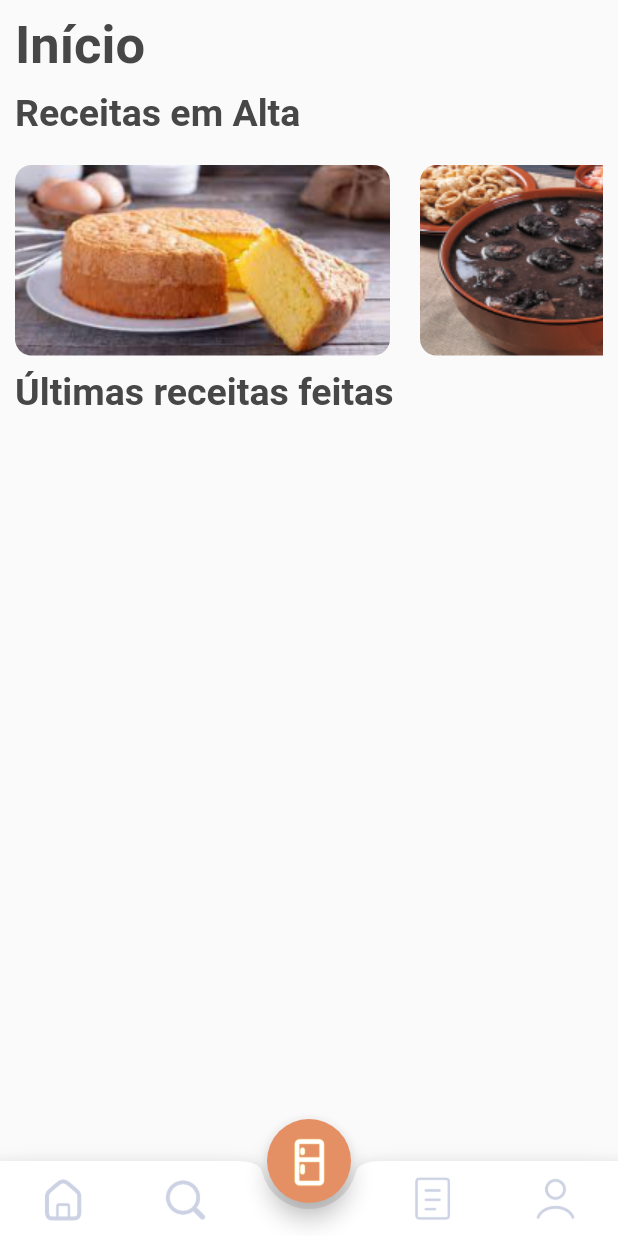
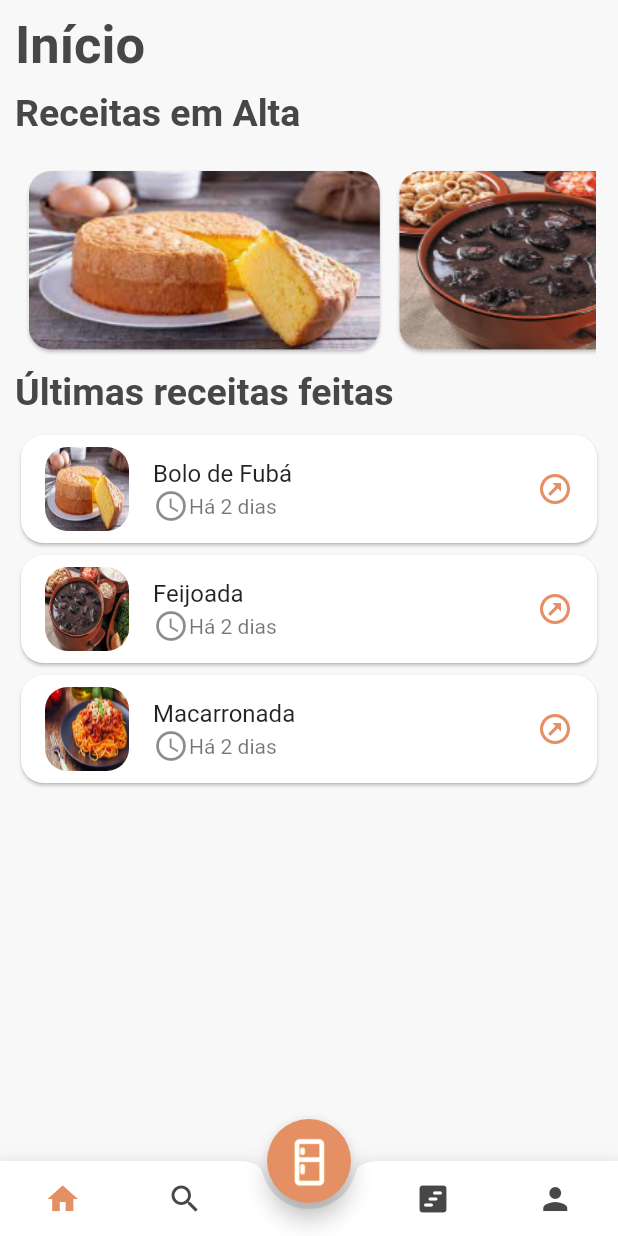
Before and after one commit to igorcasro/flutter_project, a Flutter app: the screen it shows after launch, on a phone screen of 412 x 824 dp. Run offline on Flutter 3.47's test engine with Material 2 defaults, Android fonts, the phone set to English and light mode, and no system bars.

Commit message:
Tela de Inicio e de Receitas feita!

```diff
--- a/app_receitas/lib/main.dart
+++ b/app_receitas/lib/main.dart
@@ -2,7 +2,7 @@
 import 'package:flutter/cupertino.dart';
 
 void main() {
-  debugInvertOversizedImages = true;
+  debugInvertOversizedImages = false;
 
   runApp(const MeuAplicativo());
 }
--- /dev/null
+++ b/app_receitas/lib/models/ingredienteReceita.dart
@@ -0,0 +1,13 @@
+import 'package:app_receitas/models/ingredientes.dart';
+
+class IngredienteReceita{
+  Ingrediente ingrediente;
+  double quantidade;
+  String uMedida;
+
+  IngredienteReceita({
+    required this.ingrediente,
+    required this.quantidade,
+    required this.uMedida
+  });
+}
--- /dev/null
+++ b/app_receitas/lib/models/ingredientes.dart
@@ -0,0 +1,10 @@
+import 'package:flutter/cupertino.dart';
+
+class Ingrediente{
+  String nome;
+
+Ingrediente({
+  required this.nome,
+});
+
+}
--- /dev/null
+++ b/app_receitas/lib/models/modoPreparoReceita.dart
@@ -0,0 +1,7 @@
+class ModoPreparoReceita{
+  List<String> passosPreparo;
+
+  ModoPreparoReceita({
+    required this.passosPreparo
+  });
+}
--- a/app_receitas/lib/models/receitas.dart
+++ b/app_receitas/lib/models/receitas.dart
@@ -1,6 +1,10 @@
+import 'package:app_receitas/models/ingredienteReceita.dart';
+import 'package:app_receitas/models/modoPreparoReceita.dart';
+
 class Receita{
   String nome;
-  String modoDePreparo;
+  ModoPreparoReceita modoDePreparo;
+  List<IngredienteReceita> ingredientes;
   String tempoDePreparo;
   String foto;
   String data;
@@ -10,6 +14,7 @@
     required this.modoDePreparo,
     required this.tempoDePreparo,
     required this.foto,
-    required this.data
+    required this.data,
+    required this.ingredientes,
   });
 }
--- a/app_receitas/lib/pages/home_page.dart
+++ b/app_receitas/lib/pages/home_page.dart
@@ -1,3 +1,5 @@
+import 'package:app_receitas/models/receitas.dart';
+import 'package:app_receitas/pages/receitas_page.dart';
 import 'package:app_receitas/repositorie/receitasRepositorie.dart';
 import 'package:flutter/foundation.dart';
 import 'package:flutter/material.dart';
@@ -11,6 +13,16 @@
 }
 
 class _HomePageState extends State<HomePage> {
+
+  mostrarDetalhes(Receita receita){
+    Navigator.push(
+      context,
+      MaterialPageRoute(
+        builder: (_) => ReceitasPage(receita: receita)
+      )
+    );
+  }
+
   Widget _text(text, double tamanho) {
     // ignore: non_constant_identifier_names
     return Container(
@@ -37,46 +49,67 @@
 
     return Container(
         height: 127,
-        margin: const EdgeInsets.only(top: 20.0, left: 10.0, right: 10.0),
+        margin: const EdgeInsets.only(top: 20.0, left: 15.0, right: 15.0),
         child: ListView.separated(
             scrollDirection: Axis.horizontal,
             itemBuilder: (BuildContext contexto, int receita) {
-              return Container(
-                  width: 250,
-                  child: Column(
-                    children: [
-                      ClipRRect(
-                          borderRadius:
-                              const BorderRadius.all(Radius.circular(11)),
-                          child: Image.asset(
-                            receitas[receita].foto,
-                            cacheWidth: 250,
-                            cacheHeight: 127,
-                          ))
-                    ],
-                  ));
+                return GestureDetector(
+                    onTap: () => mostrarDetalhes(receitas[receita]),
+                    child:Card(
+                    shape: RoundedRectangleBorder(borderRadius: BorderRadius.circular(15)),
+                    child: ClipRRect(
+                      // ignore: sort_child_properties_last
+                      child: Image.asset(
+                        receitas[receita].foto,
+                        cacheWidth: 250,
+                        cacheHeight: 127,),
+                      borderRadius: BorderRadius.circular(15),),
+                ));
             },
-            separatorBuilder: (context, _) => const SizedBox(width: 20),
-            itemCount: receitas.length));
+            separatorBuilder: (context, _) => const SizedBox(width: 5),
+            itemCount: receitas.length,
+            ));
   }
 
-  // Widget _receitasRecentes() {
-  //   final receitas = ReceitaRepositorie.listaReceitas;
-
-  //   return
-  //   Expanded(
-  //     flex: 10,
-  //     child: Container(
-  //         child: ListView.separated(
-  //             shrinkWrap: true,
-  //             scrollDirection: Axis.vertical,
-  //             itemBuilder: (BuildContext contexto, int receita) {
-
-  //             },
-  //             separatorBuilder: (context, _) => const SizedBox(width: 20),
-  //             itemCount: receitas.length))
-  //     );
-  // }
+  Widget _receitasRecentes() {
+    final receitas = ReceitaRepositorie.listaReceitas;
+    return
+      Container(
+          margin: const EdgeInsets.only(top: 10.0, left: 10.0, right: 10.0),
+          child: ListView.separated(
+              shrinkWrap: true,
+              scrollDirection: Axis.vertical,
+              itemBuilder: (BuildContext contexto, int receita) {
+                  return Card(
+                     shape: RoundedRectangleBorder(
+                            borderRadius: BorderRadius.circular(15.0),
+                          ),
+                    child: ListTile(
+                    leading: Container(
+                      child: ClipRRect(
+                        borderRadius: const BorderRadius.all(Radius.circular(15)) ,
+                        child: Image.asset(receitas[receita].foto,cacheHeight: 100, cacheWidth: 100,),
+                      ),
+                    ),
+                    title: Text(receitas[receita].nome),
+                    subtitle: Row(
+                      // ignore: prefer_const_literals_to_create_immutables
+                      children: [
+                        const Icon(Icons.access_time_sharp),
+                        Text("Há 2 dias"),
+                      ],
+                    ),
+                    trailing: const Icon(Icons.outbond_outlined,color: Color(0xffE58F65)),
+                    onTap: () => mostrarDetalhes(receitas[receita])
+                    ,
+                  ),
+                );
+              },
+              separatorBuilder: (context, _) => const SizedBox(width: 20),
+              itemCount: 3,
+            )
+        );
+  }
 
   Widget _bottomBar(){
     return  BottomAppBar(
@@ -89,11 +122,11 @@
                 mainAxisSize: MainAxisSize.min,
                 mainAxisAlignment: MainAxisAlignment.spaceAround,
                 children: [
-                  IconButton(onPressed: (){}, icon: Image.asset('assets/images/icons/home.png')),
-                  IconButton(onPressed: (){}, icon: Image.asset('assets/images/icons/search.png')),
+                  IconButton(onPressed: (){}, icon: Icon(Icons.home_sharp, color: Color(0xffE58F65))),
+                  IconButton(onPressed: (){}, icon: Icon(Icons.search_sharp,color: Color(0xFF474747))),
                   SizedBox(width: 50,),
-                  IconButton(onPressed: (){}, icon: Image.asset('assets/images/icons/list.png')),
-                  IconButton(onPressed: (){}, icon: Image.asset('assets/images/icons/person.png')),
+                  IconButton(onPressed: (){}, icon: Icon(Icons.view_timeline_rounded,color: Color(0xFF474747))),
+                  IconButton(onPressed: (){}, icon: Icon(Icons.person,color: Color(0xFF474747))),
                 ],
               ),),
 
@@ -112,18 +145,20 @@
   @override
   Widget build(BuildContext context) {
     return Scaffold(
-        body: ListView(
+        backgroundColor: const Color(0xffF8F8F8),
+        body:  ListView(
           children: <Widget>[
             _text("Início", 35.0),
             _text("Receitas em Alta", 25.0),
             _receitasEmAlta(),
             _text("Últimas receitas feitas", 25.0),
+            _receitasRecentes(),
           ],
         ),
-        extendBody: true,
         floatingActionButtonLocation: FloatingActionButtonLocation.centerDocked,
         floatingActionButton: _centerBottomBar(),
         bottomNavigationBar: _bottomBar(),
+
 
     );
 
--- a/app_receitas/lib/repositorie/receitasRepositorie.dart
+++ b/app_receitas/lib/repositorie/receitasRepositorie.dart
@@ -1,55 +1,163 @@
 // ignore_for_file: file_names
 
+import 'package:app_receitas/models/ingredienteReceita.dart';
+import 'package:app_receitas/models/ingredientes.dart';
+import 'package:app_receitas/models/modoPreparoReceita.dart';
 import 'package:app_receitas/models/receitas.dart';
 
 class ReceitaRepositorie{
   static List<Receita> listaReceitas = [
-    Receita(nome:"Bolo",
-      modoDePreparo:"Assado",
+    Receita(nome:"Bolo de Fubá",
+      modoDePreparo: ModoPreparoReceita(
+        passosPreparo: ['1. Bata todos os ingredientes no liquidificador',
+        '2. Coloque em uma forma untada e enfarinhada.',
+        '3. Leve ao forno preaquecido e deixe assar, por cerca de 40 minutos.']),
       tempoDePreparo: "1 hora",
       foto:'assets/images/receitas/bolo.jpg',
-      data:"20/02/2022"),
+      data:"20/02/2022",
+      ingredientes: [
+        IngredienteReceita(ingrediente: Ingrediente(nome: "ovo"), quantidade: 3, uMedida: "unidades"),
+        IngredienteReceita(ingrediente: Ingrediente(nome: "açúcar"), quantidade: 2, uMedida: "xícaras de chá"),
+        IngredienteReceita(ingrediente: Ingrediente(nome: "farinha de trigo"), quantidade: 3, uMedida: "colheres"),
+        IngredienteReceita(ingrediente: Ingrediente(nome: "fubá"), quantidade: 2, uMedida: "xícaras de chá"),
+        IngredienteReceita(ingrediente: Ingrediente(nome: "óleo"), quantidade: 1/2, uMedida:"copo"),
+        IngredienteReceita(ingrediente: Ingrediente(nome: "leite"), quantidade: 1, uMedida: "copo"),
+        IngredienteReceita(ingrediente: Ingrediente(nome: "fermento"), quantidade: 1, uMedida: "colher"),
+        ]),
     Receita(
       nome:"Feijoada",
-      modoDePreparo:"Cozido",
+      modoDePreparo: ModoPreparoReceita(passosPreparo: [''
+      ,'1. Coloque as carnes de molho por 36 horas ou mais, vá trocando a água várias vezes, se for ambiente quente ou verão, coloque gelo por cima ou em camadas frias.'
+      ,'2. Coloque para cozinhar a carne de porco e a linguiça',
+      '3. Quando estiver mole coloque o feijão, e retire as carnes.',
+      '4.Finalmente tempere o feijão.'
+      ]),
       tempoDePreparo:"2 horas",
-       foto:'assets/images/receitas/feijoada.jpg',
-       data:"05/01/2020"),
+      foto:'assets/images/receitas/feijoada.jpg',
+      data:"05/01/2020",
+      ingredientes: [
+        IngredienteReceita(ingrediente: Ingrediente(nome: "carne de porco"), quantidade: 2, uMedida: "quilos"),
+        IngredienteReceita(ingrediente: Ingrediente(nome: "feijão"), quantidade: 1, uMedida: "quilo"),
+        IngredienteReceita(ingrediente: Ingrediente(nome: "louro"), quantidade: 3, uMedida: "unidades"),
+        IngredienteReceita(ingrediente: Ingrediente(nome: "alho"), quantidade: 6, uMedida: "dentes"),
+        IngredienteReceita(ingrediente: Ingrediente(nome: "linguiça"), quantidade: 0.5, uMedida: "quilos"),
+
+      ]),
     Receita(
       nome:"Macarronada",
-      modoDePreparo:"Cozido",
+      modoDePreparo: ModoPreparoReceita(passosPreparo: [
+        '1. Em uma panela, coloque um fio de óleo e refogue a cebola e o alho picado.',
+        '2.  Acrescente a carne e refogue até ela ficar bem cozida e dourada.',
+        '3. Junte o molho, as azeitonas e tempere com sal. Deixe cozinhar por mais 5 minutos.',
+        '4.  Em seguida, coloque coloque as folhinhas de manjericão e desligue o fogo.',
+        '5. Sirva com o macarrão cozido (conforme as instruções da embalagem), finalize com queijo ralado.']),
       tempoDePreparo: "1 hora",
       foto:'assets/images/receitas/macarronada.jpg',
-      data:"06/06/2022"),
+      data:"06/06/2022",
+      ingredientes: [
+        IngredienteReceita(ingrediente: Ingrediente(nome: "espaguete"), quantidade: 1, uMedida: "pacote"),
+        IngredienteReceita(ingrediente: Ingrediente(nome: "cane moída"), quantidade: 500, uMedida: "gramas"),
+        IngredienteReceita(ingrediente: Ingrediente(nome: "molho de tomate"), quantidade: 2, uMedida: "caixas"),
+        IngredienteReceita(ingrediente: Ingrediente(nome: "alho"), quantidade: 1, uMedida: "dente"),
+        IngredienteReceita(ingrediente: Ingrediente(nome: "cebola"), quantidade: 1, uMedida: "unidade"),
+        IngredienteReceita(ingrediente: Ingrediente(nome: "azeitona"), quantidade: 2, uMedida: "colheres de sopa"),
+        IngredienteReceita(ingrediente: Ingrediente(nome: "majericão"), quantidade: 10, uMedida: "folhas"),
+      ]),
     Receita(
       nome:"Pastel",
-      modoDePreparo:"Frito",
+      modoDePreparo: ModoPreparoReceita(passosPreparo: [
+        '1 . Em um recipiente, coloque a farinha, o óleo, a aguardente e o sal',
+        '2. Misture com a água morna.',
+        '3. Mexa com as mãos, e a seguir amasse bem sobre uma superfície lisa.',
+        '4. Após amassar bem, abra porções de massa com auxílio do rolo (deixe a massa bem fina) empregue o recheio.',
+        '5. Una as bordas e aperte com a ponta de um garfo.',
+        '6. Recheio',
+        '7. Coloque a carne em uma panela e leve ao fogo',
+        '8. Mexa até que fique completamente enxuta e solta.',
+        '9. Feito isso, junte a manteiga, a cebola batidinha e o alho socado.',
+        '10. Refogue bem, tempere com sal e pimenta-do-reino',
+        '11. Acrescente as azeitonas picadinhas, os ovos em pedacinhos e boa porção de salsa e cebolinha verde cortadas bem fininhas.',
+        '12. Deixe por mais uns 2 a 3 minutos no fogo e coloque para esfriar.',
+
+        ]),
       tempoDePreparo:"30 minutos",
       foto:'assets/images/receitas/pastel.jpg',
-      data:"03/04/2021"),
+      data:"03/04/2021",
+      ingredientes: [
+        IngredienteReceita(ingrediente: Ingrediente(nome: "farinha de trigo"), quantidade: 500, uMedida: "gramas"),
+        IngredienteReceita(ingrediente: Ingrediente(nome: "óleo"), quantidade: 1, uMedida: "litro"),
+        IngredienteReceita(ingrediente: Ingrediente(nome: "aguardente"), quantidade: 1, uMedida: "colher"),
+        IngredienteReceita(ingrediente: Ingrediente(nome: "carne moída"), quantidade: 250, uMedida: "gramas"),
+        IngredienteReceita(ingrediente: Ingrediente(nome: "ovos"), quantidade: 2, uMedida: "unidades"),
+        IngredienteReceita(ingrediente: Ingrediente(nome: "cebola"), quantidade: 1, uMedida: "unidade"),
+        IngredienteReceita(ingrediente: Ingrediente(nome: "alho"), quantidade: 1, uMedida: "dente"),
+        IngredienteReceita(ingrediente: Ingrediente(nome: "manteiga"), quantidade: 1, uMedida: "colher"),
+        IngredienteReceita(ingrediente: Ingrediente(nome: "azeitona"), quantidade: 100, uMedida: "gramas"),
+      ],
+      ),
     Receita(
       nome:"Pizza",
-      modoDePreparo:"Assado",
+      modoDePreparo:ModoPreparoReceita(passosPreparo: [
+        '1. Espalha a massa de tomate sobre a massa pronta',
+        '2. Cubra toda a pizza com o queijo',
+        '3. Coloque toda a calabresa cortada sobre a pizza',
+        '4. Leve ao forno por cerca de 15 minutos, observe se todo o queijo derreteu e está pronta!',
+        ]),
       tempoDePreparo:"2 horas",
       foto:'assets/images/receitas/pizza.jpg',
-      data:"02/12/2019"),
+      data:"02/12/2019",
+      ingredientes: [
+        IngredienteReceita(ingrediente: Ingrediente(nome: "massa pronta"), quantidade: 1, uMedida: "unidade"),
+        IngredienteReceita(ingrediente: Ingrediente(nome: "massa de tomate"), quantidade: 85, uMedida: "gramas"),
+        IngredienteReceita(ingrediente: Ingrediente(nome: "quejo prato"), quantidade: 300, uMedida: "gramas"),
+        IngredienteReceita(ingrediente: Ingrediente(nome: "calabreza"), quantidade: 200, uMedida: "gramas"),
+      ]),
     Receita(
       nome:"Prato Feito",
-      modoDePreparo:"Cozido",
+      modoDePreparo:ModoPreparoReceita(passosPreparo: [
+      '1. Cozinhe o arroz e o feijão',
+      '2 . Frite a carne e o ovo',
+      '3. Monte a salada']),
       tempoDePreparo:"2 horas",
       foto:'assets/images/receitas/pratofeito.jpg',
-      data:"02/11/2018"),
+      data:"02/11/2018",
+      ingredientes: [
+      IngredienteReceita(ingrediente: Ingrediente(nome: "azeitona"), quantidade: 100, uMedida: "gramas"),
+      IngredienteReceita(ingrediente: Ingrediente(nome: "arroz"), quantidade: 100, uMedida: "gramas"),
+      IngredienteReceita(ingrediente: Ingrediente(nome: "feijão"), quantidade: 100, uMedida: "gramas"),
+      IngredienteReceita(ingrediente: Ingrediente(nome: "carne"), quantidade: 200, uMedida: "gramas"),
+      IngredienteReceita(ingrediente: Ingrediente(nome: "salada"), quantidade: 100, uMedida: "gramas"),
+      ]),
     Receita(
       nome:"Purê de Batatas",
-      modoDePreparo:"Cozido",
+      modoDePreparo:ModoPreparoReceita(passosPreparo: [
+        '1. Cozinhe as batatas e amasse-as.',
+        '2. Em uma panela, junte a batata e a manteiga, mexa um pouco.',
+        '3. Acrescente o caldo de galinha picadinho e o creme de leite, mexendo até que o caldo de galinha tenha se dissolvido.',
+        '4. Experimente para verificar o sabor, se precisar coloque sal, se achar que precisa ficar mais mole um pouquinho é só colocar um pouquinho de leite.',
+        '5. Desligue e sirva.']),
       tempoDePreparo: "40 minutos",
       foto:'assets/images/receitas/pure.jpg',
-      data:"02/12/2017"),
+      data:"02/12/2017",
+      ingredientes: [
+        IngredienteReceita(ingrediente: Ingrediente(nome: "batatas"), quantidade: 1, uMedida: "quilo"),
+        IngredienteReceita(ingrediente: Ingrediente(nome: "manteiga"), quantidade: 3, uMedida: "colheres"),
+        IngredienteReceita(ingrediente: Ingrediente(nome: "creme de leite"), quantidade: 1, uMedida: "caixa"),
+        IngredienteReceita(ingrediente: Ingrediente(nome: "caldo de galinha"), quantidade: 1, uMedida: "tablete"),
+      ]),
     Receita(
       nome:"Salada",
-      modoDePreparo:"Cru",
+      modoDePreparo:ModoPreparoReceita(passosPreparo: [
+        '1. Lave as folhas e seque',
+        '2. Lave e corte o tomate em rodelas',
+        '3 - Junte-os e tempere à gosto']),
       tempoDePreparo:"15 minutos",
       foto:'assets/images/receitas/salada.jpg',
-      data:"05/08/2022"),
+      data:"05/08/2022",
+      ingredientes: [
+        IngredienteReceita(ingrediente: Ingrediente(nome: "folhas"), quantidade: 100, uMedida: "gramas"),
+        IngredienteReceita(ingrediente: Ingrediente(nome: "tomate"), quantidade: 1, uMedida: "unidade"),
+        IngredienteReceita(ingrediente: Ingrediente(nome: "tempero"), quantidade: 20, uMedida: "gramas"),
+      ]),
   ];
 }
```
Also changed, not shown: app_receitas/lib/pages/navigation_bar_page.dart (added, +20 -0 lines), app_receitas/lib/pages/receitas_page.dart (added, +222 -0 lines).
